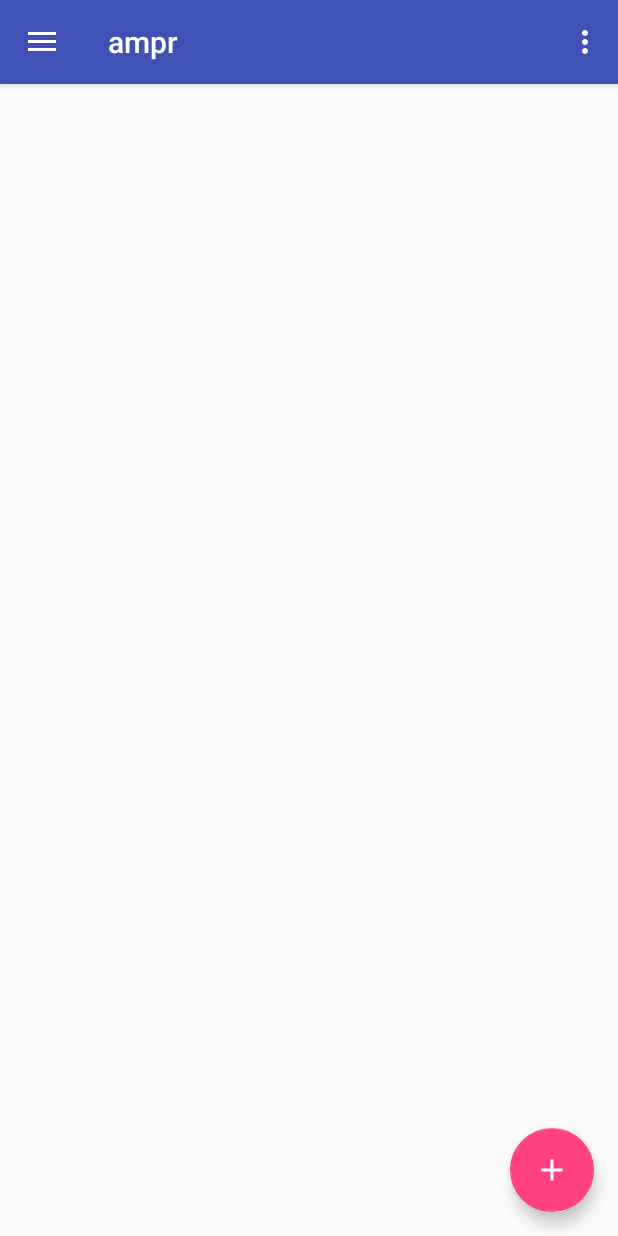
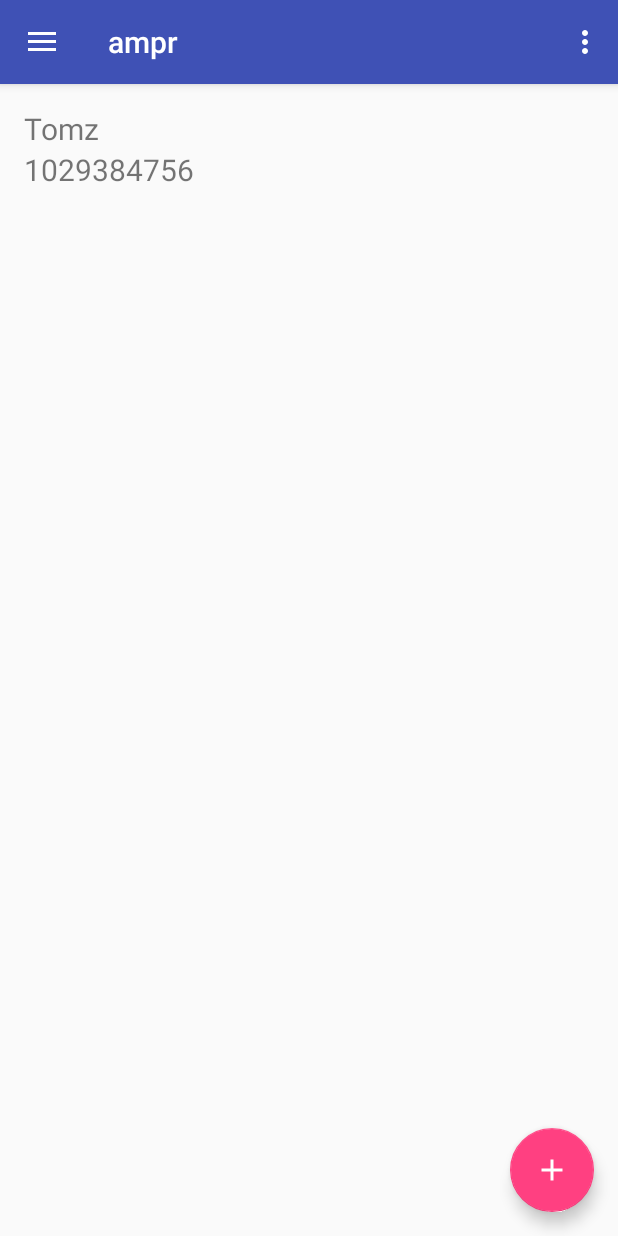
Before and after one commit to benfallon/ampr, an Android app: the MainActivity screen opened directly, with no data from a screen before it, after a tap on an icon or button, on a phone screen of 412 x 824 dp. Run offline under Robolectric (Android 15) with nearby library versions, the phone set to English and light mode, and no system bars; libraries missing offline, so code that uses them is left out: com.digits.sdk, com.parse, com.twitter.sdk, io.fabric.sdk; 9 statements that could not run were skipped.

Commit message:
Add functionality to list contacts who are also ParseUsers

```diff
--- /dev/null
+++ b/app/src/main/java/com/benjaminafallon/androidapps/ampr/AboutFragment.java
@@ -0,0 +1,23 @@
+package com.benjaminafallon.androidapps.ampr;
+
+import android.os.Bundle;
+import android.support.v4.app.Fragment;
+import android.view.LayoutInflater;
+import android.view.View;
+import android.view.ViewGroup;
+
+/**
+ * Created by BenFallon on 9/20/14.
+ */
+
+public class AboutFragment extends Fragment {
+
+    @Override
+    public View onCreateView(LayoutInflater inflater, ViewGroup container,
+                             Bundle savedInstanceState) {
+
+        View rootView = inflater.inflate(R.layout.about_frag, container, false);
+        return rootView;
+
+    }
+}
--- a/app/src/main/java/com/benjaminafallon/androidapps/ampr/MainActivity.java
+++ b/app/src/main/java/com/benjaminafallon/androidapps/ampr/MainActivity.java
@@ -7,6 +7,8 @@ import android.os.Bundle;
 import android.provider.ContactsContract;
 import android.support.design.widget.FloatingActionButton;
 import android.support.design.widget.Snackbar;
+import android.support.v4.app.Fragment;
+import android.support.v4.app.FragmentManager;
 import android.util.Log;
 import android.view.View;
 import android.support.design.widget.NavigationView;
@@ -24,11 +26,18 @@ import com.digits.sdk.android.Digits;
 import com.digits.sdk.android.DigitsAuthButton;
 import com.digits.sdk.android.DigitsException;
 import com.digits.sdk.android.DigitsSession;
+import com.parse.Parse;
+import com.parse.ParseException;
 import com.parse.ParseObject;
+import com.parse.ParseQuery;
+import com.parse.ParseUser;
+import com.parse.SignUpCallback;
 import com.twitter.sdk.android.core.TwitterAuthConfig;
 import com.twitter.sdk.android.core.TwitterCore;
 import io.fabric.sdk.android.Fabric;
 import java.util.ArrayList;
+import java.util.HashMap;
+import java.util.List;
 
 public class MainActivity extends AppCompatActivity
         implements NavigationView.OnNavigationItemSelectedListener {
@@ -41,9 +50,29 @@ public class MainActivity extends AppCompatActivity
         super.onCreate(savedInstanceState);
         setContentView(R.layout.activity_main);
 
-        ParseObject testObject = new ParseObject("TestObject");
-        testObject.put("foo", "bar");
-        testObject.saveInBackground();
+       // ParseUser currUser = ParseUser.getCurrentUser();
+
+        int i = 15;
+        while (i < 30) {
+            Log.i("i equals " + i, "log i");
+            ParseUser newUser = new ParseUser();
+            newUser.setEmail("example" + i + "@example.com");
+            newUser.setUsername("Bob" + i);
+            newUser.setPassword("strongpassword" + i);
+
+            newUser.signUpInBackground(new SignUpCallback() {
+                public void done(ParseException e) {
+                    if (e == null) {
+                        // Hooray! Let them use the app now.
+                    } else {
+                        // Sign up didn't succeed. Look at the ParseException
+                        // to figure out what went wrong
+                    }
+                }
+            });
+            i++;
+        }
+
 
         Toolbar toolbar = (Toolbar) findViewById(R.id.toolbar);
         setSupportActionBar(toolbar);
@@ -53,8 +82,13 @@ public class MainActivity extends AppCompatActivity
             @Override
             public void onClick(View view) {
 
-                Intent i = new Intent(Intent.ACTION_PICK, ContactsContract.CommonDataKinds.Phone.CONTENT_URI);
-                startActivityForResult(i, PICK_CONTACT);
+                Fragment parseUserContactsFrag = new ParseUserContactsFragment();
+                Fragment aboutFrag = new AboutFragment();
+                android.support.v4.app.FragmentManager fragmentManger = getSupportFragmentManager();
+                fragmentManger.beginTransaction().replace(R.id.gager, parseUserContactsFrag).commit();
+
+                //Intent i = new Intent(Intent.ACTION_PICK, ContactsContract.CommonDataKinds.Phone.CONTENT_URI);
+                //startActivityForResult(i, PICK_CONTACT);
             }
         });
 
@@ -133,7 +167,8 @@ public class MainActivity extends AppCompatActivity
         } else if (id == R.id.nav_share) {
 
         } else if (id == R.id.nav_send) {
-
+            ParseUser.logOut();
+            Log.i("logged out...", "logging out...");
         }
 
         DrawerLayout drawer = (DrawerLayout) findViewById(R.id.drawer_layout);
--- /dev/null
+++ b/app/src/main/java/com/benjaminafallon/androidapps/ampr/ParseUserContactsAdapter.java
@@ -0,0 +1,44 @@
+package com.benjaminafallon.androidapps.ampr;
+
+import android.content.Context;
+import android.view.LayoutInflater;
+import android.view.View;
+import android.view.ViewGroup;
+import android.widget.ArrayAdapter;
+import android.widget.TextView;
+
+import java.util.ArrayList;
+
+public class ParseUserContactsAdapter extends ArrayAdapter<PhoneContact> {
+
+
+    public ParseUserContactsAdapter(Context context, ArrayList<PhoneContact> contactsArrayList) {
+        //super(context, android.R.layout.simple_list_item_1, nutrientsArrayList);
+        super(context, 0, contactsArrayList);
+
+    }
+
+    @Override
+    public View getView(final int position, View convertView, ViewGroup parent) {
+
+        // Get the data item for this position
+        final PhoneContact contact = getItem(position);
+
+        // Check if an existing view is being reused, otherwise inflate the view
+        if (convertView == null) {
+            convertView = LayoutInflater.from(getContext()).inflate(R.layout.parse_user_contacts_row, parent, false);
+        }
+
+        // Lookup view for data population
+        TextView contactName = (TextView) convertView.findViewById(R.id.parseUserContactsNameTextView);
+        TextView contactNumber = (TextView) convertView.findViewById(R.id.parseUserContactsNumberTextView);
+
+        // Populate the data into the template view using the data object
+        contactName.setText(contact.getContactName());
+        contactNumber.setText(contact.getContactNumber());
+
+        // Return the completed view to render on screen
+        return convertView;
+    }
+
+}
--- /dev/null
+++ b/app/src/main/java/com/benjaminafallon/androidapps/ampr/ParseUserContactsFragment.java
@@ -0,0 +1,154 @@
+package com.benjaminafallon.androidapps.ampr;
+
+import android.app.ProgressDialog;
+import android.database.Cursor;
+import android.os.AsyncTask;
+import android.os.Bundle;
+import android.provider.ContactsContract;
+import android.support.v4.app.Fragment;
+import android.util.Log;
+import android.view.LayoutInflater;
+import android.view.View;
+import android.view.ViewGroup;
+import android.widget.ListView;
+import android.widget.Toast;
+
+import com.parse.FindCallback;
+import com.parse.ParseException;
+import com.parse.ParseObject;
+import com.parse.ParseQuery;
+import com.parse.ParseUser;
+
+import java.util.ArrayList;
+import java.util.HashMap;
+import java.util.List;
+import java.util.Map;
+
+/**
+ * Created by BenFallon on 9/20/14.
+ */
+
+public class ParseUserContactsFragment extends Fragment {
+
+    View rootView;
+    ParseUserContactsAdapter adapter;
+    ParseUser user;
+    String[] contactedUserNumbers;
+    HashMap<String, String> contactsMap = new HashMap<>();
+
+    @Override
+    public View onCreateView(LayoutInflater inflater, ViewGroup container,
+                             Bundle savedInstanceState) {
+
+        rootView = inflater.inflate(R.layout.content_main, container, false);
+
+        new LoadParseUserContactsTask().execute();
+
+        return rootView;
+
+    }
+
+    private class LoadParseUserContactsTask extends AsyncTask<Void, Void, Void> {
+       // private ProgressDialog dialog;
+        ArrayList<PhoneContact> parseUserContactsList = new ArrayList<PhoneContact>();
+        //List<String> contactNumbersList = new ArrayList<String>();
+
+
+//        public LoadParseUserContactsTask() {
+//            dialog = new ProgressDialog(getActivity());
+//        }
+
+        @Override
+        protected void onPreExecute() {
+           // dialog.setMessage("Loading Contacts...");
+           // dialog.show();
+        }
+
+        @Override
+        protected void onPostExecute(Void result) {
+//            if (dialog.isShowing()) {
+//                dialog.dismiss();
+//            }
+
+            ListView parseUserContactsListView = (ListView) rootView.findViewById( R.id.parse_user_contacts_listview );
+
+            //the following includes built-in layout XML files
+            adapter = new ParseUserContactsAdapter(getActivity(), parseUserContactsList);
+            parseUserContactsListView.setAdapter(adapter);
+
+        }
+
+        @Override
+        protected Void doInBackground(Void... params) {
+
+            retrieveContactList();
+
+            return null;
+        }
+
+        public void retrieveContactList() {
+
+            parseUserContactsList.add(new PhoneContact("Tomz", "1029384756"));
+
+            ParseQuery<ParseObject> query = ParseQuery.getQuery("TestObject");
+            query.whereEqualTo("foo", "bar");
+            query.findInBackground(new FindCallback<ParseObject>() {
+                public void done(List<ParseObject> scoreList, ParseException e) {
+                    if (e == null) {
+                        Log.d("TestObjects", "Retrieved " + scoreList.size() + " found");
+                    } else {
+                        Log.d("TestObjects", "Error: " + e.getMessage());
+                    }
+                }
+            });
+
+            Cursor phones = null;
+
+            try {
+                phones = getActivity().getContentResolver().query(ContactsContract.CommonDataKinds.Phone.CONTENT_URI, null, null, null, null);
+                while (phones.moveToNext())
+                {
+                    String _number = phones.getString(phones.getColumnIndex(ContactsContract.CommonDataKinds.Phone.NUMBER)).replaceAll("\\s+", "");
+                    String _name = phones.getString(phones.getColumnIndex(ContactsContract.CommonDataKinds.Phone.DISPLAY_NAME));
+
+                    //parseUserContactsList.add(new PhoneContact(_name, _number));
+                    //contactsMap.put(_number, _name);
+                    contactsMap.put(_number, _name);
+
+                }
+                phones.close();
+
+            } catch ( Exception e ) {}
+
+            finally {
+                if(phones != null){
+                    phones.close();
+                }
+            }
+
+            try {
+                retrieveContactedUsers(contactsMap);
+            } catch (ParseException e) {
+                e.printStackTrace();
+            }
+        }
+
+        public void retrieveContactedUsers(Map<String, String> numbers) throws ParseException {
+            ParseQuery<ParseUser> query = ParseUser.getQuery();
+            //query.whereContainedIn("username", numbers.keySet());
+            query.whereContainedIn("phone", numbers.keySet());
+
+            List<ParseUser> users= query.find();
+            contactedUserNumbers = new String[users.size()];
+            Log.i("size: " + users.size(), " ");
+            for (int i = 0; i < users.size(); i++) {
+                String value = users.get(i).getUsername();
+                String phone_number = (String) users.get(i).get("phone");
+                Log.i("name: " + value, "phone: " + phone_number);
+                contactedUserNumbers[i] = value;
+                //contactedUserNumbers[i] = phone_number;
+                parseUserContactsList.add(new PhoneContact(value, phone_number));
+            }
+        }
+    }
+}
--- a/app/src/main/res/layout/activity_main.xml
+++ b/app/src/main/res/layout/activity_main.xml
@@ -10,6 +10,7 @@
 
     <include
         layout="@layout/app_bar_main"
+        android:id="@+id/gager"
         android:layout_width="match_parent"
         android:layout_height="match_parent" />
 
--- a/app/src/main/res/layout/content_main.xml
+++ b/app/src/main/res/layout/content_main.xml
@@ -12,4 +12,12 @@
     tools:context="com.benjaminafallon.androidapps.ampr.MainActivity"
     tools:showIn="@layout/app_bar_main">
 
+    <ListView
+        android:id="@+id/parse_user_contacts_listview"
+        android:layout_width="wrap_content"
+        android:layout_height="wrap_content"
+        android:layout_gravity="start"
+        android:choiceMode="singleChoice"
+        android:dividerHeight="0dp" />
+
 </RelativeLayout>
--- /dev/null
+++ b/app/src/main/res/layout/parse_user_contacts_row.xml
@@ -0,0 +1,25 @@
+<RelativeLayout xmlns:android="http://schemas.android.com/apk/res/android"
+    android:layout_width="fill_parent"
+    android:layout_height="fill_parent" >
+
+    <TextView
+        android:id="@+id/parseUserContactsNameTextView"
+        android:layout_width="wrap_content"
+        android:layout_height="wrap_content"
+        android:text="Name"
+        android:textSize="20sp"
+        android:layout_toEndOf="@+id/parseUserContactsCheckBox"
+        android:layout_alignTop="@+id/parseUserContactsCheckBox"
+        android:layout_toRightOf="@+id/parseUserContactsCheckBox" />
+
+    <TextView
+        android:id="@+id/parseUserContactsNumberTextView"
+        android:layout_width="wrap_content"
+        android:layout_height="wrap_content"
+        android:text="Number"
+        android:textSize="20sp"
+        android:layout_below="@+id/parseUserContactsNameTextView"
+        android:layout_alignLeft="@+id/parseUserContactsNameTextView"
+        android:layout_alignStart="@+id/parseUserContactsNameTextView" />
+
+</RelativeLayout>
```
Also changed, not shown: app/src/main/java/com/benjaminafallon/androidapps/ampr/PhoneContact.java (+11 -0 lines), app/src/main/java/com/benjaminafallon/androidapps/ampr/RetrieveContactedUsersTask.java (added, +98 -0 lines), app/src/main/res/layout/about_frag.xml (added, +54 -0 lines), app/src/main/res/layout/parse_user_contacts_frag.xml (added, +15 -0 lines).
